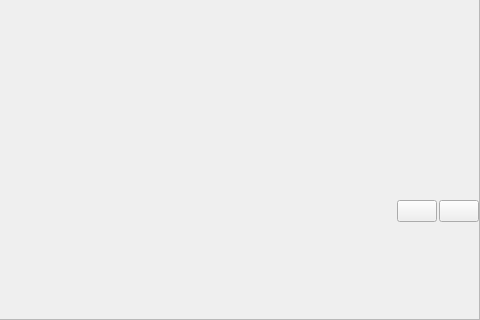
Before: the Qt Designer form src/gui/dlg.ui in LaM0uette/PySide6_Blank_Project_demo, drawn with Qt 5; both pictures show x 401 to 881 and y 138 to 458 of the 881 by 458 pixel window.
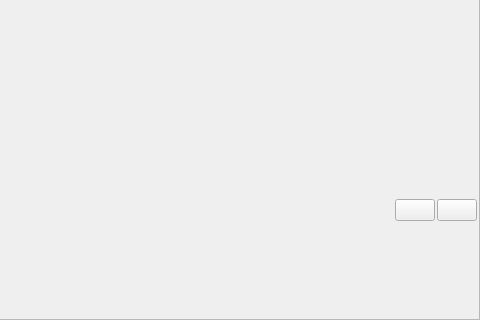
After: the same form once the commit is applied. The open tabs and pages were chosen to show the change.

Patch:
```diff
--- a/src/gui/dlg.ui
+++ b/src/gui/dlg.ui
@@ -1011,10 +1011,10 @@
               <number>0</number>
              </property>
              <property name="topMargin">
-              <number>2</number>
+              <number>0</number>
              </property>
              <property name="rightMargin">
-              <number>0</number>
+              <number>2</number>
              </property>
              <property name="bottomMargin">
               <number>0</number>
```
Left out of the diff: 4 changed lines with no effect on the pictures.
